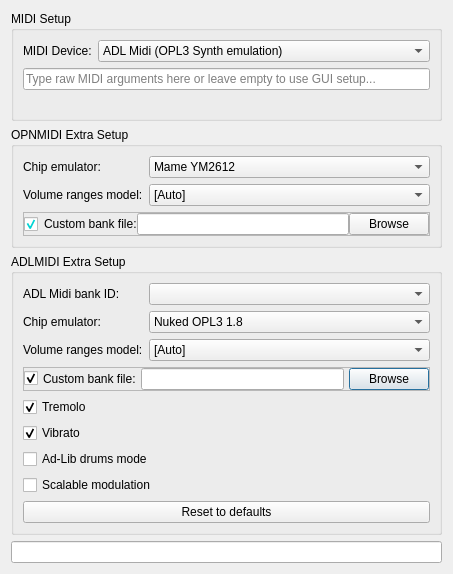
The window that MusicPlayer/MainWindow/setup_midi.ui (WohlSoft/Moondust-Project) describes before a commit, drawn with Qt 5.
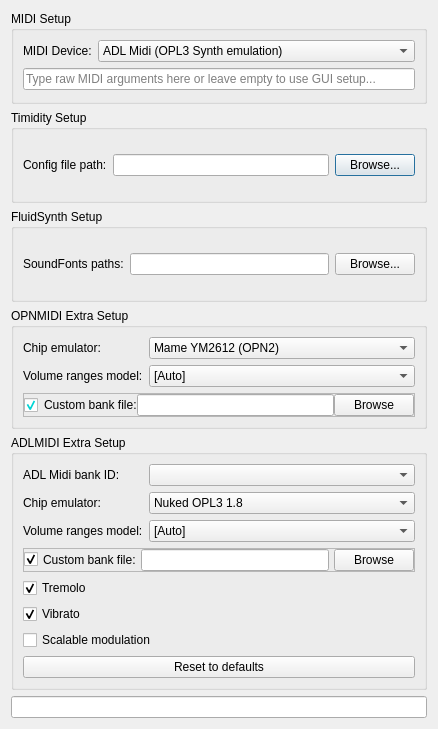
The same window after the commit.

Patch:
```diff
--- a/MusicPlayer/MainWindow/setup_midi.ui
+++ b/MusicPlayer/MainWindow/setup_midi.ui
@@ -6,15 +6,204 @@
    <rect>
     <x>0</x>
     <y>0</y>
-    <width>453</width>
-    <height>574</height>
+    <width>438</width>
+    <height>729</height>
    </rect>
   </property>
   <property name="windowTitle">
    <string>MIDI Setup</string>
   </property>
   <layout class="QGridLayout" name="gridLayout">
-   <item row="2" column="0">
+   <item row="1" column="0">
+    <widget class="QGroupBox" name="timidity_extra">
+     <property name="title">
+      <string>Timidity Setup</string>
+     </property>
+     <layout class="QGridLayout" name="gridLayout_2">
+      <item row="0" column="0">
+       <widget class="QLabel" name="timidityCfgPathLabel">
+        <property name="text">
+         <string>Config file path:</string>
+        </property>
+       </widget>
+      </item>
+      <item row="0" column="1">
+       <widget class="QLineEdit" name="timidityCfgPath"/>
+      </item>
+      <item row="0" column="2">
+       <widget class="QPushButton" name="timidityCfgPathBrowse">
+        <property name="text">
+         <string>Browse...</string>
+        </property>
+       </widget>
+      </item>
+     </layout>
+    </widget>
+   </item>
+   <item row="3" column="0">
+    <widget class="QGroupBox" name="opnmidi_extra">
+     <property name="title">
+      <string>OPNMIDI Extra Setup</string>
+     </property>
+     <layout class="QGridLayout" name="gridLayout_4" columnstretch="0,1000">
+      <item row="0" column="0">
+       <widget class="QLabel" name="adlEmulatorLabel_2">
+        <property name="text">
+         <string>Chip emulator:</string>
+        </property>
+       </widget>
+      </item>
+      <item row="1" column="0">
+       <widget class="QLabel" name="label_6">
+        <property name="text">
+         <string>Volume ranges model:</string>
+        </property>
+       </widget>
+      </item>
+      <item row="1" column="1">
+       <widget class="QComboBox" name="opnVolumeModel">
+        <item>
+         <property name="text">
+          <string>[Auto]</string>
+         </property>
+        </item>
+        <item>
+         <property name="text">
+          <string>Generic</string>
+         </property>
+        </item>
+        <item>
+         <property name="text">
+          <string>Native OPN2</string>
+         </property>
+        </item>
+        <item>
+         <property name="text">
+          <string>DMX</string>
+         </property>
+        </item>
+        <item>
+         <property name="text">
+          <string>Apogee</string>
+         </property>
+        </item>
+        <item>
+         <property name="text">
+          <string>9X</string>
+         </property>
+        </item>
+       </widget>
+      </item>
+      <item row="3" column="0" colspan="2">
+       <widget class="QFrame" name="frame">
+        <property name="minimumSize">
+         <size>
+          <width>0</width>
+          <height>24</height>
+         </size>
+        </property>
+        <property name="frameShape">
+         <enum>QFrame::StyledPanel</enum>
+        </property>
+        <property name="frameShadow">
+         <enum>QFrame::Raised</enum>
+        </property>
+        <layout class="QHBoxLayout" name="horizontalLayout">
+         <property name="spacing">
+          <number>0</number>
+         </property>
+         <property name="leftMargin">
+          <number>0</number>
+         </property>
+         <property name="topMargin">
+          <number>0</number>
+         </property>
+         <property name="rightMargin">
+          <number>0</number>
+         </property>
+         <property name="bottomMargin">
+          <number>0</number>
+         </property>
+         <item>
+          <widget class="QCheckBox" name="opn_use_custom">
+           <property name="toolTip">
+            <string>&lt;html&gt;&lt;head/&gt;&lt;body&gt;&lt;p&gt;Check this to use custom bank.&lt;/p&gt;&lt;p&gt;Uncheck this if you want to use default bank and keep custom bank field be filled.&lt;/p&gt;&lt;/body&gt;&lt;/html&gt;</string>
+           </property>
+           <property name="styleSheet">
+            <string notr="true">QCheckBox {
+	border-color: rgb(0, 170, 0);
+    border-width: 1px;
+	color: rgb(0, 255, 255);
+ }</string>
+           </property>
+           <property name="text">
+            <string/>
+           </property>
+           <property name="checked">
+            <bool>true</bool>
+           </property>
+          </widget>
+         </item>
+         <item>
+          <widget class="QLabel" name="label_10">
+           <property name="text">
+            <string>Custom bank file:</string>
+           </property>
+          </widget>
+         </item>
+         <item>
+          <widget class="QLineEdit" name="opn_bank"/>
+         </item>
+         <item>
+          <widget class="QPushButton" name="opn_bank_browse">
+           <property name="text">
+            <string>Browse</string>
+           </property>
+          </widget>
+         </item>
+        </layout>
+       </widget>
+      </item>
+      <item row="0" column="1">
+       <widget class="QComboBox" name="opnEmulator">
+        <item>
+         <property name="text">
+          <string>Mame YM2612 (OPN2)</string>
+         </property>
+        </item>
+        <item>
+         <property name="text">
+          <string>Nuked OPN2</string>
+         </property>
+        </item>
+        <item>
+         <property name="text">
+          <string>GENS 2.10 OPN2</string>
+         </property>
+        </item>
+        <item>
+         <property name="text">
+          <string>Neko Project II OPNA</string>
+         </property>
+        </item>
+        <item>
+         <property name="text">
+          <string>Mame YM2608 (OPNA)</string>
+         </property>
+        </item>
+       </widget>
+      </item>
+     </layout>
+    </widget>
+   </item>
+   <item row="6" column="0">
+    <widget class="QLineEdit" name="autoArguments">
+     <property name="readOnly">
+      <bool>true</bool>
+     </property>
+    </widget>
+   </item>
+   <item row="4" column="0">
     <widget class="QGroupBox" name="adlmidi_xtra">
      <property name="title">
       <string>ADLMIDI Extra Setup</string>
@@ -40,6 +229,42 @@
         </property>
        </widget>
       </item>
+      <item row="2" column="0">
+       <widget class="QLabel" name="adlEmulatorLabel">
+        <property name="text">
+         <string>Chip emulator:</string>
+        </property>
+       </widget>
+      </item>
+      <item row="2" column="1">
+       <widget class="QComboBox" name="adlEmulator">
+        <item>
+         <property name="text">
+          <string>Nuked OPL3 1.8</string>
+         </property>
+        </item>
+        <item>
+         <property name="text">
+          <string>Nuked OPL3 1.7</string>
+         </property>
+        </item>
+        <item>
+         <property name="text">
+          <string>DosBox OPL3</string>
+         </property>
+        </item>
+        <item>
+         <property name="text">
+          <string>Opal OPL3 (by RAD)</string>
+         </property>
+        </item>
+        <item>
+         <property name="text">
+          <string>JavaOPL3 (OPL3.java)</string>
+         </property>
+        </item>
+       </widget>
+      </item>
       <item row="3" column="0">
        <widget class="QLabel" name="label_5">
         <property name="text">
@@ -166,16 +391,6 @@
        </widget>
       </item>
       <item row="7" column="0" colspan="2">
-       <widget class="QCheckBox" name="adl_adlibMode">
-        <property name="text">
-         <string>Ad-Lib drums mode</string>
-        </property>
-        <property name="tristate">
-         <bool>true</bool>
-        </property>
-       </widget>
-      </item>
-      <item row="8" column="0" colspan="2">
        <widget class="QCheckBox" name="adl_scalableModulation">
         <property name="text">
          <string>Scalable modulation</string>
@@ -185,49 +400,16 @@
         </property>
        </widget>
       </item>
-      <item row="9" column="0" colspan="2">
+      <item row="8" column="0" colspan="2">
        <widget class="QPushButton" name="resetDefaultADLMIDI">
         <property name="text">
          <string>Reset to defaults</string>
         </property>
        </widget>
       </item>
-      <item row="2" column="0">
-       <widget class="QLabel" name="adlEmulatorLabel">
-        <property name="text">
-         <string>Chip emulator:</string>
-        </property>
-       </widget>
-      </item>
-      <item row="2" column="1">
-       <widget class="QComboBox" name="adlEmulator">
-        <item>
-         <property name="text">
-          <string>Nuked OPL3 1.8</string>
-         </property>
-        </item>
-        <item>
-         <property name="text">
-          <string>Nuked OPL3 1.7</string>
-         </property>
-        </item>
-        <item>
-         <property name="text">
-          <string>DosBox OPL3</string>
-         </property>
-        </item>
-       </widget>
-      </item>
      </layout>
     </widget>
    </item>
-   <item row="3" column="0">
-    <widget class="QLineEdit" name="autoArguments">
-     <property name="readOnly">
-      <bool>true</bool>
-     </property>
-    </widget>
-   </item>
    <item row="0" column="0">
     <widget class="QGroupBox" name="midi_setup">
      <property name="title">
@@ -283,147 +465,27 @@
      </layout>
     </widget>
    </item>
-   <item row="1" column="0">
-    <widget class="QGroupBox" name="opnmidi_extra">
+   <item row="2" column="0">
+    <widget class="QGroupBox" name="groupBox">
      <property name="title">
-      <string>OPNMIDI Extra Setup</string>
+      <string>FluidSynth Setup</string>
      </property>
-     <layout class="QGridLayout" name="gridLayout_4" columnstretch="0,1000">
+     <layout class="QGridLayout" name="gridLayout_3">
       <item row="0" column="0">
-       <widget class="QLabel" name="adlEmulatorLabel_2">
+       <widget class="QLabel" name="label">
         <property name="text">
-         <string>Chip emulator:</string>
+         <string>SoundFonts paths:</string>
         </property>
        </widget>
       </item>
-      <item row="1" column="0">
-       <widget class="QLabel" name="label_6">
-        <property name="text">
-         <string>Volume ranges model:</string>
-        </property>
-       </widget>
-      </item>
-      <item row="1" column="1">
-       <widget class="QComboBox" name="opnVolumeModel">
-        <item>
-         <property name="text">
-          <string>[Auto]</string>
-         </property>
-        </item>
-        <item>
-         <property name="text">
-          <string>Generic</string>
-         </property>
-        </item>
-        <item>
-         <property name="text">
-          <string>Native OPN2</string>
-         </property>
-        </item>
-        <item>
-         <property name="text">
-          <string>DMX</string>
-         </property>
-        </item>
-        <item>
-         <property name="text">
-          <string>Apogee</string>
-         </property>
-        </item>
-        <item>
-         <property name="text">
-          <string>9X</string>
-         </property>
-        </item>
-       </widget>
-      </item>
-      <item row="3" column="0" colspan="2">
-       <widget class="QFrame" name="frame">
-        <property name="minimumSize">
-         <size>
-          <width>0</width>
-          <height>24</height>
-         </size>
-        </property>
-        <property name="frameShape">
-         <enum>QFrame::StyledPanel</enum>
-        </property>
-        <property name="frameShadow">
-         <enum>QFrame::Raised</enum>
-        </property>
-        <layout class="QHBoxLayout" name="horizontalLayout">
-         <property name="spacing">
-          <number>0</number>
-         </property>
-         <property name="leftMargin">
-          <number>0</number>
-         </property>
-         <property name="topMargin">
-          <number>0</number>
-         </property>
-         <property name="rightMargin">
-          <number>0</number>
-         </property>
-         <property name="bottomMargin">
-          <number>0</number>
-         </property>
-         <item>
-          <widget class="QCheckBox" name="opn_use_custom">
-           <property name="toolTip">
-            <string>&lt;html&gt;&lt;head/&gt;&lt;body&gt;&lt;p&gt;Check this to use custom bank.&lt;/p&gt;&lt;p&gt;Uncheck this if you want to use default bank and keep custom bank field be filled.&lt;/p&gt;&lt;/body&gt;&lt;/html&gt;</string>
-           </property>
-           <property name="styleSheet">
-            <string notr="true">QCheckBox {
-	border-color: rgb(0, 170, 0);
-    border-width: 1px;
-	color: rgb(0, 255, 255);
- }</string>
-           </property>
-           <property name="text">
-            <string/>
-           </property>
-           <property name="checked">
-            <bool>true</bool>
-           </property>
-          </widget>
-         </item>
-         <item>
-          <widget class="QLabel" name="label_10">
-           <property name="text">
-            <string>Custom bank file:</string>
-           </property>
-          </widget>
-         </item>
-         <item>
-          <widget class="QLineEdit" name="opn_bank"/>
-         </item>
-         <item>
-          <widget class="QPushButton" name="opn_bank_browse">
-           <property name="text">
-            <string>Browse</string>
-           </property>
-          </widget>
-         </item>
-        </layout>
-       </widget>
-      </item>
       <item row="0" column="1">
-       <widget class="QComboBox" name="opnEmulator">
-        <item>
-         <property name="text">
-          <string>Mame YM2612</string>
-         </property>
-        </item>
-        <item>
-         <property name="text">
-          <string>Nuked OPN2</string>
-         </property>
-        </item>
-        <item>
-         <property name="text">
-          <string>GENS 2.10</string>
-         </property>
-        </item>
+       <widget class="QLineEdit" name="fluidSynthSF2Paths"/>
+      </item>
+      <item row="0" column="2">
+       <widget class="QPushButton" name="fluidSynthSF2PathsBrowse">
+        <property name="text">
+         <string>Browse...</string>
+        </property>
        </widget>
       </item>
      </layout>
```
